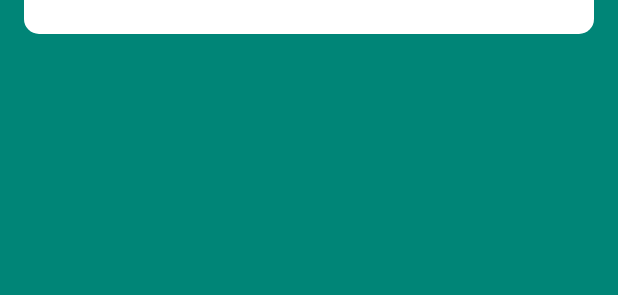
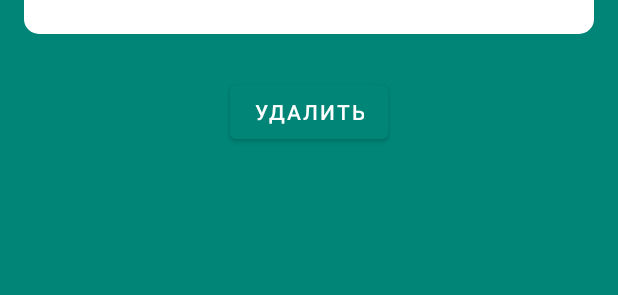
Before and after one commit to helenlarionova/WareHouse, an Android app: the layout new_product_fragment.xml on its own in the app's theme, with its tools: preview values and no code run, on a phone screen of 412 x 824 dp. Shown: the part 547-842 px from the top of the screen. Run offline under Robolectric (Android 15) with nearby library versions, the phone set to English and light mode, and no system bars.

Commit message:
add delete function

```diff
--- a/app/src/main/java/com/example/android/ecwidsclad/ui/AllProductsFragment.kt
+++ b/app/src/main/java/com/example/android/ecwidsclad/ui/AllProductsFragment.kt
@@ -12,7 +12,6 @@ import androidx.navigation.Navigation
 import androidx.navigation.fragment.findNavController
 
 import com.example.android.ecwidsclad.R
-import com.example.android.ecwidsclad.allproducts.*
 import com.example.android.ecwidsclad.database.ProductDatabase
 import com.example.android.ecwidsclad.databinding.AllProductsFragmentBinding
 import com.example.android.ecwidsclad.viewmodels.AllProductsViewModel
--- a/app/src/main/res/layout-land/new_product_fragment.xml
+++ b/app/src/main/res/layout-land/new_product_fragment.xml
@@ -108,6 +108,18 @@
 
         </androidx.constraintlayout.widget.ConstraintLayout>
 
+        <Button
+            android:id="@+id/delete_btn"
+            android:layout_width="wrap_content"
+            android:layout_height="wrap_content"
+            android:layout_marginTop="16dp"
+            android:text="@string/delete"
+            app:layout_constraintEnd_toEndOf="parent"
+            app:layout_constraintStart_toStartOf="parent"
+            app:layout_constraintTop_toBottomOf="@+id/product_card"
+            android:visibility="@{newProductViewModel.productIsEdit ? View.VISIBLE : View.GONE }"
+            android:onClick="@{() -> newProductViewModel.onDelete()}"/>
+
         <com.google.android.material.floatingactionbutton.FloatingActionButton
             android:id="@+id/fab_save"
             android:layout_width="wrap_content"
@@ -124,22 +136,3 @@
 
     </androidx.constraintlayout.widget.ConstraintLayout>
 </layout>
-
-    <!--<Button
-        android:id="@+id/save_btn"
-        style="@style/MyButton"
-        android:layout_width="200dp"
-        android:layout_height="wrap_content"
-        android:layout_marginStart="16dp"
-        android:layout_marginTop="32dp"
-        android:layout_marginEnd="16dp"
-        android:onClick="@{() -> newProductViewModel.onSave()}"
-        android:text="@string/save"
-        android:visibility="gone"
-        app:layout_constraintEnd_toEndOf="parent"
-        app:layout_constraintStart_toStartOf="parent"
-        app:layout_constraintTop_toBottomOf="@+id/product_card"
-        />-->
-    <!-- android:visibility="@{newProductViewModel.getButtonVisibility,default =gone}"-->
-    <!--inputTextValidator="@{newProductViewModel.newProductModified.title}"
-    inputTextValidator="@{newProductViewModel.newProductModified.price}"-->
--- a/app/src/main/res/layout/new_product_fragment.xml
+++ b/app/src/main/res/layout/new_product_fragment.xml
@@ -127,24 +127,17 @@
             app:tint="@android:color/white"
             app:useCompatPadding="true" />
 
-    </androidx.constraintlayout.widget.ConstraintLayout>
-</layout>
-
-        <!--<Button
-            android:id="@+id/save_btn"
-            style="@style/MyButton"
-            android:layout_width="200dp"
+        <Button
+            android:id="@+id/delete_btn"
+            android:layout_width="wrap_content"
             android:layout_height="wrap_content"
-            android:layout_marginStart="16dp"
-            android:layout_marginTop="32dp"
-            android:layout_marginEnd="16dp"
-            android:onClick="@{() -> newProductViewModel.onSave()}"
-            android:text="@string/save"
-            android:visibility="gone"
+            android:layout_marginTop="28dp"
+            android:text="@string/delete"
             app:layout_constraintEnd_toEndOf="parent"
             app:layout_constraintStart_toStartOf="parent"
             app:layout_constraintTop_toBottomOf="@+id/product_card"
-            />-->
-        <!-- android:visibility="@{newProductViewModel.getButtonVisibility,default =gone}"-->
-        <!--inputTextValidator="@{newProductViewModel.newProductModified.title}"
-        inputTextValidator="@{newProductViewModel.newProductModified.price}"-->
+            android:visibility="@{newProductViewModel.productIsEdit ? View.VISIBLE : View.GONE }"
+            android:onClick="@{() -> newProductViewModel.onDelete()}"/>
+
+    </androidx.constraintlayout.widget.ConstraintLayout>
+</layout>
```
Also changed, not shown: app/src/main/java/com/example/android/ecwidsclad/viewmodels/NewProductViewModel.kt (+18 -6 lines).
